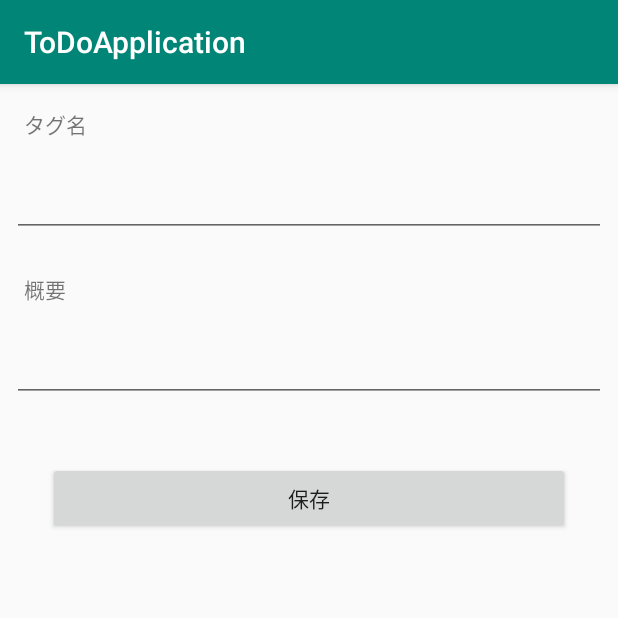
After one commit to slme9364/ToDoApplication, an Android app: the CreateTaskFragment screen opened through its navigation route, on a phone screen of 412 x 824 dp, the top half of it. The commit adds this screen. Run offline under Robolectric (Android 15) with nearby library versions, the phone set to English and light mode, and no system bars; libraries missing offline, so code that uses them is left out: com.xwray.groupie; 2 statements that could not run were skipped.

Commit message:
[Add] implement action fragment to fragment and so on

```diff
--- /dev/null
+++ b/app/src/main/java/com/example/gcf/todoapplication/CreateTaskFragment.kt
@@ -0,0 +1,11 @@
+package com.example.gcf.todoapplication
+
+import android.os.Bundle
+import android.view.View
+import androidx.fragment.app.Fragment
+
+class CreateTaskFragment : Fragment(R.layout.fragment_create_task) {
+    override fun onViewCreated(view: View, savedInstanceState: Bundle?) {
+        super.onViewCreated(view, savedInstanceState)
+    }
+}
--- a/app/src/main/java/com/example/gcf/todoapplication/MainActivity.kt
+++ b/app/src/main/java/com/example/gcf/todoapplication/MainActivity.kt
@@ -2,13 +2,11 @@ package com.example.gcf.todoapplication
 
 import androidx.appcompat.app.AppCompatActivity
 import android.os.Bundle
-import androidx.lifecycle.ViewModelProviders
 
 class MainActivity : AppCompatActivity(R.layout.activity_main) {
     private lateinit var viewModel: MainViewModel
 
     override fun onCreate(savedInstanceState: Bundle?) {
         super.onCreate(savedInstanceState)
-        viewModel = ViewModelProviders.of(this).get(MainViewModel::class.java)
     }
 }
--- a/app/src/main/java/com/example/gcf/todoapplication/MainFragment.kt
+++ b/app/src/main/java/com/example/gcf/todoapplication/MainFragment.kt
@@ -1,30 +1,56 @@
 package com.example.gcf.todoapplication
 
 import android.os.Bundle
+import android.util.Log
+import android.view.LayoutInflater
 import android.view.View
+import android.view.ViewGroup
 import androidx.fragment.app.Fragment
 import androidx.lifecycle.Observer
 import androidx.lifecycle.ViewModelProviders
+import androidx.navigation.Navigation
+import androidx.navigation.fragment.NavHostFragment
 import androidx.recyclerview.widget.LinearLayoutManager
 import com.xwray.groupie.GroupAdapter
 import com.xwray.groupie.ViewHolder
+import kotlinx.android.synthetic.main.activity_main.*
 import kotlinx.android.synthetic.main.fragment_main.*
 
 class MainFragment : Fragment(R.layout.fragment_main) {
-    private lateinit var mainViewModel: MainViewModel
+    private lateinit var viewModel: TaskListFragmentViewModel
+    private val groupAdapter = GroupAdapter<ViewHolder>()
+
+    override fun onCreateView(inflater: LayoutInflater, container: ViewGroup?, savedInstanceState: Bundle?): View? {
+        viewModel = ViewModelProviders.of(this).get(TaskListFragmentViewModel::class.java)
+        return super.onCreateView(inflater, container, savedInstanceState)
+    }
+
     override fun onViewCreated(view: View, savedInstanceState: Bundle?) {
         super.onViewCreated(view, savedInstanceState)
-        mainViewModel = ViewModelProviders.of(activity!!).get(MainViewModel::class.java)
+
+        // Get Navigation Controller from Navigation Host in Activity
+        val navHost: NavHostFragment = activity!!.supportFragmentManager.findFragmentById(R.id.nav_host_fragment) as NavHostFragment
+        val navController = navHost.navController
 
         // RecyclerView Configuration
-        val groupAdapter = GroupAdapter< ViewHolder>()
         recyclerView.layoutManager = LinearLayoutManager(activity)
         recyclerView.adapter = groupAdapter
 
         // First load and Configuration about Observer
-        mainViewModel.items.observe(this, Observer { items->
+        viewModel.items.observe(this, Observer { items->
             groupAdapter.update(items)
         })
-        mainViewModel.load()
+        viewModel.isSelectedTask.observe(this, Observer {
+            if (!it) return@Observer
+            Log.d("INFO","$it")
+            Log.d("INFO", viewModel.getSelectedTask())
+            viewModel.isSelectedTask.postValue(false)
+            navController.navigate(R.id.action_mainFragment_to_createTaskFragment)
+        })
+    }
+
+    override fun onStart() {
+        viewModel.load()
+        super.onStart()
     }
 }
--- a/app/src/main/java/com/example/gcf/todoapplication/TaskItem.kt
+++ b/app/src/main/java/com/example/gcf/todoapplication/TaskItem.kt
@@ -1,13 +1,15 @@
 package com.example.gcf.todoapplication
 
+import android.view.View
 import com.xwray.groupie.kotlinandroidextensions.Item
 import com.xwray.groupie.kotlinandroidextensions.ViewHolder
 import kotlinx.android.synthetic.main.item_task.*
 
-class TaskItem(private val content: String) : Item() {
+class TaskItem(private val content: String, private val clickListener: (View) -> Unit) : Item() {
     override fun getLayout() = R.layout.item_task
 
     override fun bind(viewHolder: ViewHolder, position: Int) {
         viewHolder.task_content.text = content
+        viewHolder.itemView.setOnClickListener(clickListener)
     }
 }
--- /dev/null
+++ b/app/src/main/java/com/example/gcf/todoapplication/TaskListFragmentViewModel.kt
@@ -0,0 +1,51 @@
+package com.example.gcf.todoapplication
+
+import android.util.Log
+import android.view.View
+import android.widget.TextView
+import androidx.lifecycle.LiveData
+import androidx.lifecycle.MutableLiveData
+import androidx.lifecycle.Transformations
+import androidx.lifecycle.ViewModel
+import com.xwray.groupie.kotlinandroidextensions.Item
+import kotlinx.android.synthetic.main.item_task.view.*
+
+class TaskListFragmentViewModel : ViewModel() {
+    private val tasks = MutableLiveData<List<Task>>()
+    val items: LiveData<List<Item>> = Transformations.map(tasks) { tasks ->
+        taskToItem(tasks)
+    }
+    val isSelectedTask = MutableLiveData<Boolean>().apply { postValue(false) }
+    private lateinit var selectedTask: String
+
+    fun load() {
+        val data = listOf(
+            Task(content = "テスト"),
+            Task("日課", "毎朝起きる"),
+            Task("日課", "遅刻しない"),
+            Task("日課", "日付が変わる前に寝る"),
+            Task("日課", "技術力を高める"),
+            Task("週課", "進捗生やす"),
+            Task("週課", "生存する"),
+            Task("週課", "外出する")
+        )
+        tasks.value = data
+    }
+
+    fun getSelectedTask() = selectedTask
+
+    private fun taskToItem(tasks: List<Task>): List<Item> {
+        val items = mutableListOf<Item>()
+        val clickListener: (View) -> Unit = {
+            selectedTask = it.task_content.text.toString()
+            Log.d("Groupie", "Click $selectedTask")
+            isSelectedTask.postValue(true)
+        }
+        val tagList = tasks.distinctBy { task -> task.tag }.map { it.tag }
+        tagList.forEach {tag ->
+            items.add(HeaderItem(tag))
+            tasks.filter { it.tag == tag }.forEach { items.add(TaskItem(it.content, clickListener)) }
+        }
+        return items
+    }
+}
--- /dev/null
+++ b/app/src/main/res/layout/fragment_create_task.xml
@@ -0,0 +1,44 @@
+<?xml version="1.0" encoding="utf-8"?>
+<LinearLayout xmlns:android="http://schemas.android.com/apk/res/android"
+              android:orientation="vertical"
+              android:layout_width="match_parent"
+              android:layout_height="match_parent">
+    <TextView android:layout_width="match_parent"
+              android:layout_height="wrap_content"
+              android:padding="8dp"
+              android:layout_margin="8dp"
+              android:text="@string/tag"
+    />
+    <EditText android:layout_width="match_parent"
+              android:layout_height="wrap_content"
+              android:padding="8dp"
+              android:layout_margin="8dp"
+              android:inputType="text"
+              android:id="@+id/editTag"
+    />
+
+    <TextView android:layout_width="match_parent"
+              android:layout_height="wrap_content"
+              android:padding="8dp"
+              android:layout_margin="8dp"
+              android:text="@string/content"
+    />
+    <EditText android:layout_width="match_parent"
+              android:layout_height="wrap_content"
+              android:padding="8dp"
+              android:layout_margin="8dp"
+              android:inputType="text"
+              android:id="@+id/editContent"
+    />
+
+    <LinearLayout android:layout_width="match_parent"
+                  android:layout_height="wrap_content"
+                  android:orientation="horizontal">
+        <Button android:layout_width="match_parent"
+                android:layout_height="wrap_content"
+                android:layout_weight="1"
+                android:layout_margin="32dp"
+                android:text="@string/save"
+        />
+    </LinearLayout>
+</LinearLayout>
--- a/app/src/main/res/navigation/navigation_graph.xml
+++ b/app/src/main/res/navigation/navigation_graph.xml
@@ -4,5 +4,9 @@
             android:id="@+id/navigation_graph" app:startDestination="@id/mainFragment">
 
     <fragment android:id="@+id/mainFragment" android:name="com.example.gcf.todoapplication.MainFragment"
-              android:label="MainFragment"/>
+              android:label="MainFragment">
+        <action android:id="@+id/action_mainFragment_to_createTaskFragment" app:destination="@id/createTaskFragment"/>
+    </fragment>
+    <fragment android:id="@+id/createTaskFragment" android:name="com.example.gcf.todoapplication.CreateTaskFragment"
+              android:label="CreateTaskFragment"/>
 </navigation>
--- a/app/src/main/res/values/strings.xml
+++ b/app/src/main/res/values/strings.xml
@@ -1,3 +1,8 @@
 <resources>
     <string name="app_name">ToDoApplication</string>
+
+    <string name="tag">タグ名</string>
+    <string name="content">概要</string>
+    <string name="save">保存</string>
+    <string name="delete">削除</string>
 </resources>
```
Also changed, not shown: app/src/main/java/com/example/gcf/todoapplication/MainViewModel.kt (+3 -28 lines), app/src/main/res/layout/fragment_detail_task.xml (added, +50 -0 lines).
